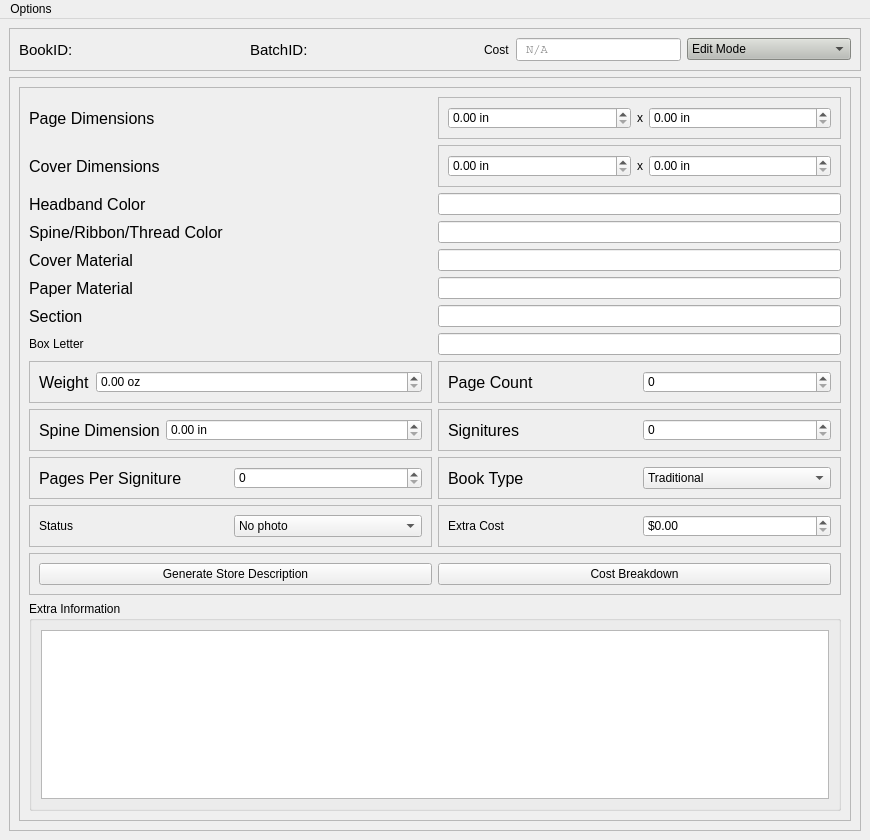
Old version of the form ui/mainwindow.ui in the repository farinc/book-tracker-python.
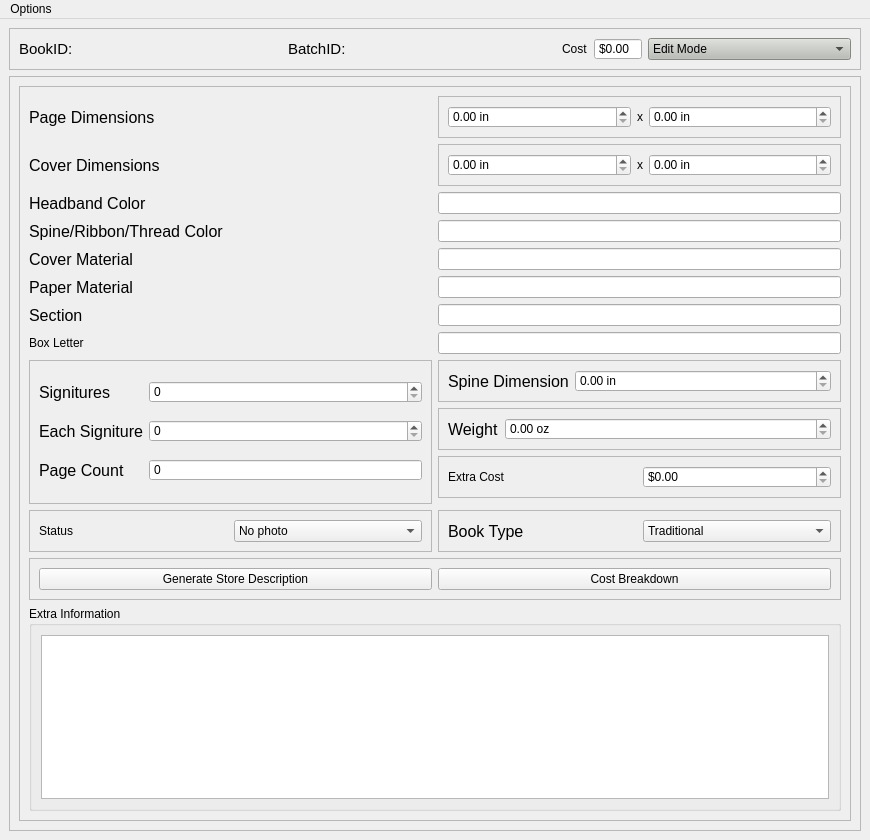
New version of the form.

Commit message: Changed the ui logic to change the activeBook after every change. This allowed for cost and page updating to be seemless. Also the cost system was revamped to adapt and is functional within the ui.

```diff
--- a/ui/mainwindow.ui
+++ b/ui/mainwindow.ui
@@ -148,26 +148,15 @@
         </widget>
        </item>
        <item>
-        <widget class="QLineEdit" name="lineCost">
-         <property name="minimumSize">
-          <size>
-           <width>100</width>
-           <height>0</height>
-          </size>
-         </property>
-         <property name="font">
-          <font>
-           <family>Courier</family>
-          </font>
-         </property>
-         <property name="text">
-          <string/>
-         </property>
+        <widget class="QDoubleSpinBox" name="spinCost">
          <property name="readOnly">
           <bool>true</bool>
          </property>
-         <property name="placeholderText">
-          <string> N/A</string>
+         <property name="buttonSymbols">
+          <enum>QAbstractSpinBox::NoButtons</enum>
+         </property>
+         <property name="prefix">
+          <string>$</string>
          </property>
         </widget>
        </item>
@@ -217,9 +206,9 @@
        <property name="geometry">
         <rect>
          <x>0</x>
-         <y>-12</y>
+         <y>0</y>
          <width>821</width>
-         <height>1017</height>
+         <height>1015</height>
         </rect>
        </property>
        <layout class="QGridLayout" name="gridLayout_5">
@@ -232,214 +221,6 @@
            <enum>QFrame::Raised</enum>
           </property>
           <layout class="QGridLayout" name="gridLayout">
-           <item row="10" column="0">
-            <widget class="QFrame" name="frame_3">
-             <property name="sizePolicy">
-              <sizepolicy hsizetype="Ignored" vsizetype="Preferred">
-               <horstretch>0</horstretch>
-               <verstretch>0</verstretch>
-              </sizepolicy>
-             </property>
-             <property name="frameShape">
-              <enum>QFrame::StyledPanel</enum>
-             </property>
-             <property name="frameShadow">
-              <enum>QFrame::Raised</enum>
-             </property>
-             <layout class="QHBoxLayout" name="horizontalLayout_5">
-              <item>
-               <widget class="QLabel" name="label_14">
-                <property name="sizePolicy">
-                 <sizepolicy hsizetype="Minimum" vsizetype="Preferred">
-                  <horstretch>0</horstretch>
-                  <verstretch>0</verstretch>
-                 </sizepolicy>
-                </property>
-                <property name="font">
-                 <font>
-                  <pointsize>12</pointsize>
-                 </font>
-                </property>
-                <property name="text">
-                 <string>Pages Per Signiture</string>
-                </property>
-               </widget>
-              </item>
-              <item>
-               <widget class="QSpinBox" name="spinPagesPerSig"/>
-              </item>
-             </layout>
-            </widget>
-           </item>
-           <item row="7" column="1">
-            <widget class="QLineEdit" name="editBox"/>
-           </item>
-           <item row="9" column="1">
-            <widget class="QFrame" name="frame_8">
-             <property name="sizePolicy">
-              <sizepolicy hsizetype="MinimumExpanding" vsizetype="Preferred">
-               <horstretch>0</horstretch>
-               <verstretch>0</verstretch>
-              </sizepolicy>
-             </property>
-             <property name="frameShape">
-              <enum>QFrame::StyledPanel</enum>
-             </property>
-             <property name="frameShadow">
-              <enum>QFrame::Raised</enum>
-             </property>
-             <layout class="QHBoxLayout" name="horizontalLayout_9">
-              <item>
-               <widget class="QLabel" name="label_20">
-                <property name="font">
-                 <font>
-                  <pointsize>12</pointsize>
-                 </font>
-                </property>
-                <property name="text">
-                 <string>Signitures</string>
-                </property>
-               </widget>
-              </item>
-              <item>
-               <widget class="QSpinBox" name="spinSignitures"/>
-              </item>
-             </layout>
-            </widget>
-           </item>
-           <item row="0" column="1">
-            <widget class="QFrame" name="frame_2">
-             <property name="sizePolicy">
-              <sizepolicy hsizetype="MinimumExpanding" vsizetype="Preferred">
-               <horstretch>0</horstretch>
-               <verstretch>0</verstretch>
-              </sizepolicy>
-             </property>
-             <property name="frameShape">
-              <enum>QFrame::StyledPanel</enum>
-             </property>
-             <property name="frameShadow">
-              <enum>QFrame::Raised</enum>
-             </property>
-             <layout class="QHBoxLayout" name="horizontalLayout_4">
-              <item>
-               <widget class="QDoubleSpinBox" name="spinPageDimX">
-                <property name="suffix">
-                 <string> in</string>
-                </property>
-               </widget>
-              </item>
-              <item>
-               <widget class="QLabel" name="label_7">
-                <property name="sizePolicy">
-                 <sizepolicy hsizetype="Fixed" vsizetype="Preferred">
-                  <horstretch>0</horstretch>
-                  <verstretch>0</verstretch>
-                 </sizepolicy>
-                </property>
-                <property name="text">
-                 <string>x</string>
-                </property>
-               </widget>
-              </item>
-              <item>
-               <widget class="QDoubleSpinBox" name="spinPageDimY">
-                <property name="suffix">
-                 <string> in</string>
-                </property>
-               </widget>
-              </item>
-             </layout>
-            </widget>
-           </item>
-           <item row="6" column="0">
-            <widget class="QLabel" name="label_19">
-             <property name="sizePolicy">
-              <sizepolicy hsizetype="Ignored" vsizetype="Preferred">
-               <horstretch>0</horstretch>
-               <verstretch>0</verstretch>
-              </sizepolicy>
-             </property>
-             <property name="font">
-              <font>
-               <pointsize>12</pointsize>
-              </font>
-             </property>
-             <property name="text">
-              <string>Section</string>
-             </property>
-            </widget>
-           </item>
-           <item row="5" column="1">
-            <widget class="QLineEdit" name="editPageMaterial">
-             <property name="sizePolicy">
-              <sizepolicy hsizetype="MinimumExpanding" vsizetype="Fixed">
-               <horstretch>0</horstretch>
-               <verstretch>0</verstretch>
-              </sizepolicy>
-             </property>
-            </widget>
-           </item>
-           <item row="6" column="1">
-            <widget class="QLineEdit" name="editSection">
-             <property name="sizePolicy">
-              <sizepolicy hsizetype="MinimumExpanding" vsizetype="Fixed">
-               <horstretch>0</horstretch>
-               <verstretch>0</verstretch>
-              </sizepolicy>
-             </property>
-            </widget>
-           </item>
-           <item row="0" column="0">
-            <widget class="QLabel" name="label_8">
-             <property name="sizePolicy">
-              <sizepolicy hsizetype="Ignored" vsizetype="Preferred">
-               <horstretch>0</horstretch>
-               <verstretch>0</verstretch>
-              </sizepolicy>
-             </property>
-             <property name="font">
-              <font>
-               <pointsize>12</pointsize>
-              </font>
-             </property>
-             <property name="text">
-              <string>Page Dimensions</string>
-             </property>
-            </widget>
-           </item>
-           <item row="12" column="0" colspan="2">
-            <widget class="QFrame" name="frame_10">
-             <property name="sizePolicy">
-              <sizepolicy hsizetype="Ignored" vsizetype="Preferred">
-               <horstretch>0</horstretch>
-               <verstretch>0</verstretch>
-              </sizepolicy>
-             </property>
-             <property name="frameShape">
-              <enum>QFrame::StyledPanel</enum>
-             </property>
-             <property name="frameShadow">
-              <enum>QFrame::Raised</enum>
-             </property>
-             <layout class="QHBoxLayout" name="horizontalLayout_11">
-              <item>
-               <widget class="QPushButton" name="pushButtonGenStoreDiscription">
-                <property name="text">
-                 <string>Generate Store Description</string>
-                </property>
-               </widget>
-              </item>
-              <item>
-               <widget class="QPushButton" name="pushButtonCostOverview">
-                <property name="text">
-                 <string>Cost Breakdown</string>
-                </property>
-               </widget>
-              </item>
-             </layout>
-            </widget>
-           </item>
            <item row="1" column="1">
             <widget class="QFrame" name="frame">
              <property name="sizePolicy">
@@ -491,34 +272,6 @@
              </layout>
             </widget>
            </item>
-           <item row="5" column="0">
-            <widget class="QLabel" name="label_9">
-             <property name="sizePolicy">
-              <sizepolicy hsizetype="Ignored" vsizetype="Preferred">
-               <horstretch>0</horstretch>
-               <verstretch>0</verstretch>
-              </sizepolicy>
-             </property>
-             <property name="font">
-              <font>
-               <pointsize>12</pointsize>
-              </font>
-             </property>
-             <property name="text">
-              <string>Paper Material</string>
-             </property>
-            </widget>
-           </item>
-           <item row="4" column="1">
-            <widget class="QLineEdit" name="editCoverMaterial">
-             <property name="sizePolicy">
-              <sizepolicy hsizetype="MinimumExpanding" vsizetype="Fixed">
-               <horstretch>0</horstretch>
-               <verstretch>0</verstretch>
-              </sizepolicy>
-             </property>
-            </widget>
-           </item>
            <item row="3" column="0">
             <widget class="QLabel" name="label_12">
              <property name="sizePolicy">
@@ -537,24 +290,6 @@
              </property>
             </widget>
            </item>
-           <item row="2" column="0">
-            <widget class="QLabel" name="label_21">
-             <property name="sizePolicy">
-              <sizepolicy hsizetype="Ignored" vsizetype="Preferred">
-               <horstretch>0</horstretch>
-               <verstretch>0</verstretch>
-              </sizepolicy>
-             </property>
-             <property name="font">
-              <font>
-               <pointsize>12</pointsize>
-              </font>
-             </property>
-             <property name="text">
-              <string>Headband Color</string>
-             </property>
-            </widget>
-           </item>
            <item row="4" column="0">
             <widget class="QLabel" name="label_4">
              <property name="sizePolicy">
@@ -573,17 +308,31 @@
              </property>
             </widget>
            </item>
-           <item row="3" column="1">
-            <widget class="QLineEdit" name="editThreadColor">
+           <item row="15" column="0" colspan="2">
+            <widget class="QGroupBox" name="groupBox_9">
              <property name="sizePolicy">
-              <sizepolicy hsizetype="MinimumExpanding" vsizetype="Fixed">
+              <sizepolicy hsizetype="Ignored" vsizetype="Maximum">
                <horstretch>0</horstretch>
                <verstretch>0</verstretch>
               </sizepolicy>
              </property>
+             <property name="title">
+              <string>Extra Information</string>
+             </property>
+             <layout class="QGridLayout" name="gridLayout_4">
+              <item row="1" column="0">
+               <widget class="QPlainTextEdit" name="editExtra">
+                <property name="font">
+                 <font>
+                  <pointsize>12</pointsize>
+                 </font>
+                </property>
+               </widget>
+              </item>
+             </layout>
             </widget>
            </item>
-           <item row="9" column="0">
+           <item row="8" column="1">
             <widget class="QFrame" name="frame_6">
              <property name="sizePolicy">
               <sizepolicy hsizetype="Ignored" vsizetype="Preferred">
@@ -632,59 +381,28 @@
              </layout>
             </widget>
            </item>
-           <item row="8" column="0">
-            <widget class="QFrame" name="frame_5">
+           <item row="6" column="0">
+            <widget class="QLabel" name="label_19">
              <property name="sizePolicy">
               <sizepolicy hsizetype="Ignored" vsizetype="Preferred">
                <horstretch>0</horstretch>
                <verstretch>0</verstretch>
               </sizepolicy>
              </property>
-             <property name="frameShape">
-              <enum>QFrame::StyledPanel</enum>
+             <property name="font">
+              <font>
+               <pointsize>12</pointsize>
+              </font>
              </property>
-             <property name="frameShadow">
-              <enum>QFrame::Raised</enum>
+             <property name="text">
+              <string>Section</string>
              </property>
-             <layout class="QHBoxLayout" name="horizontalLayout_7">
-              <item>
-               <widget class="QLabel" name="label_16">
-                <property name="sizePolicy">
-                 <sizepolicy hsizetype="Minimum" vsizetype="Preferred">
-                  <horstretch>0</horstretch>
-                  <verstretch>0</verstretch>
-                 </sizepolicy>
-                </property>
-                <property name="font">
-                 <font>
-                  <pointsize>12</pointsize>
-                 </font>
-                </property>
-                <property name="text">
-                 <string>Weight</string>
-                </property>
-               </widget>
-              </item>
-              <item>
-               <widget class="QDoubleSpinBox" name="spinWeight">
-                <property name="sizePolicy">
-                 <sizepolicy hsizetype="MinimumExpanding" vsizetype="Fixed">
-                  <horstretch>0</horstretch>
-                  <verstretch>0</verstretch>
-                 </sizepolicy>
-                </property>
-                <property name="suffix">
-                 <string> oz</string>
-                </property>
-               </widget>
-              </item>
-             </layout>
             </widget>
            </item>
-           <item row="10" column="1">
-            <widget class="QFrame" name="frame_4">
+           <item row="13" column="0" colspan="2">
+            <widget class="QFrame" name="frame_10">
              <property name="sizePolicy">
-              <sizepolicy hsizetype="MinimumExpanding" vsizetype="Preferred">
+              <sizepolicy hsizetype="Ignored" vsizetype="Preferred">
                <horstretch>0</horstretch>
                <verstretch>0</verstretch>
               </sizepolicy>
@@ -695,66 +413,24 @@
              <property name="frameShadow">
               <enum>QFrame::Raised</enum>
              </property>
-             <layout class="QHBoxLayout" name="horizontalLayout_10">
+             <layout class="QHBoxLayout" name="horizontalLayout_11">
               <item>
-               <widget class="QLabel" name="label_22">
-                <property name="font">
-                 <font>
-                  <pointsize>12</pointsize>
-                 </font>
-                </property>
+               <widget class="QPushButton" name="pushButtonGenStoreDiscription">
                 <property name="text">
-                 <string>Book Type</string>
+                 <string>Generate Store Description</string>
                 </property>
                </widget>
               </item>
               <item>
-               <widget class="QComboBox" name="comboBookType">
-                <item>
-                 <property name="text">
-                  <string>Traditional</string>
-                 </property>
-                </item>
-                <item>
-                 <property name="text">
-                  <string>Coptic</string>
-                 </property>
-                </item>
-                <item>
-                 <property name="text">
-                  <string>Coptic (2 needle)</string>
-                 </property>
-                </item>
-                <item>
-                 <property name="text">
-                  <string>StabStich</string>
-                 </property>
-                </item>
-                <item>
-                 <property name="text">
-                  <string>Quarter</string>
-                 </property>
-                </item>
-                <item>
-                 <property name="text">
-                  <string>Long Stich</string>
-                 </property>
-                </item>
+               <widget class="QPushButton" name="pushButtonCostOverview">
+                <property name="text">
+                 <string>Cost Breakdown</string>
+                </property>
                </widget>
               </item>
              </layout>
             </widget>
            </item>
-           <item row="2" column="1">
-            <widget class="QLineEdit" name="editHeadbandColor">
-             <property name="sizePolicy">
-              <sizepolicy hsizetype="MinimumExpanding" vsizetype="Fixed">
-               <horstretch>0</horstretch>
-               <verstretch>0</verstretch>
-              </sizepolicy>
-             </property>
-            </widget>
-           </item>
            <item row="7" column="0">
             <widget class="QLabel" name="label_23">
              <property name="text">
@@ -762,93 +438,7 @@
              </property>
             </widget>
            </item>
-           <item row="1" column="0">
-            <widget class="QLabel" name="label_5">
-             <property name="sizePolicy">
-              <sizepolicy hsizetype="Ignored" vsizetype="Preferred">
-               <horstretch>0</horstretch>
-               <verstretch>0</verstretch>
-              </sizepolicy>
-             </property>
-             <property name="font">
-              <font>
-               <pointsize>12</pointsize>
-              </font>
-             </property>
-             <property name="styleSheet">
-              <string notr="true">#label_5 {
-	
-}</string>
-             </property>
-             <property name="text">
-              <string>Cover Dimensions</string>
-             </property>
-            </widget>
-           </item>
-           <item row="8" column="1">
-            <widget class="QFrame" name="frame_7">
-             <property name="sizePolicy">
-              <sizepolicy hsizetype="MinimumExpanding" vsizetype="Preferred">
-               <horstretch>0</horstretch>
-               <verstretch>0</verstretch>
-              </sizepolicy>
-             </property>
-             <property name="frameShape">
-              <enum>QFrame::StyledPanel</enum>
-             </property>
-             <property name="frameShadow">
-              <enum>QFrame::Raised</enum>
-             </property>
-             <layout class="QHBoxLayout" name="horizontalLayout_8">
-              <item>
-               <widget class="QLabel" name="label_11">
-                <property name="sizePolicy">
-                 <sizepolicy hsizetype="Minimum" vsizetype="Preferred">
-                  <horstretch>0</horstretch>
-                  <verstretch>0</verstretch>
-                 </sizepolicy>
-                </property>
-                <property name="font">
-                 <font>
-                  <pointsize>12</pointsize>
-                 </font>
-                </property>
-                <property name="text">
-                 <string>Page Count</string>
-                </property>
-               </widget>
-              </item>
-              <item>
-               <widget class="QSpinBox" name="spinPageCount"/>
-              </item>
-             </layout>
-            </widget>
-           </item>
-           <item row="14" column="0" colspan="2">
-            <widget class="QGroupBox" name="groupBox_9">
-             <property name="sizePolicy">
-              <sizepolicy hsizetype="Ignored" vsizetype="Maximum">
-               <horstretch>0</horstretch>
-               <verstretch>0</verstretch>
-              </sizepolicy>
-             </property>
-             <property name="title">
-              <string>Extra Information</string>
-             </property>
-             <layout class="QGridLayout" name="gridLayout_4">
-              <item row="1" column="0">
-               <widget class="QPlainTextEdit" name="editExtra">
-                <property name="font">
-                 <font>
-                  <pointsize>12</pointsize>
-                 </font>
-                </property>
-               </widget>
-              </item>
-             </layout>
-            </widget>
-           </item>
-           <item row="11" column="0">
+           <item row="12" column="0">
             <widget class="QFrame" name="frame_11">
              <property name="frameShape">
               <enum>QFrame::StyledPanel</enum>
@@ -896,7 +486,336 @@
              </layout>
             </widget>
            </item>
-           <item row="11" column="1">
+           <item row="2" column="1">
+            <widget class="QLineEdit" name="editHeadbandColor">
+             <property name="sizePolicy">
+              <sizepolicy hsizetype="MinimumExpanding" vsizetype="Fixed">
+               <horstretch>0</horstretch>
+               <verstretch>0</verstretch>
+              </sizepolicy>
+             </property>
+            </widget>
+           </item>
+           <item row="3" column="1">
+            <widget class="QLineEdit" name="editThreadColor">
+             <property name="sizePolicy">
+              <sizepolicy hsizetype="MinimumExpanding" vsizetype="Fixed">
+               <horstretch>0</horstretch>
+               <verstretch>0</verstretch>
+              </sizepolicy>
+             </property>
+            </widget>
+           </item>
+           <item row="5" column="0">
+            <widget class="QLabel" name="label_9">
+             <property name="sizePolicy">
+              <sizepolicy hsizetype="Ignored" vsizetype="Preferred">
+               <horstretch>0</horstretch>
+               <verstretch>0</verstretch>
+              </sizepolicy>
+             </property>
+             <property name="font">
+              <font>
+               <pointsize>12</pointsize>
+              </font>
+             </property>
+             <property name="text">
+              <string>Paper Material</string>
+             </property>
+            </widget>
+           </item>
+           <item row="5" column="1">
+            <widget class="QLineEdit" name="editPageMaterial">
+             <property name="sizePolicy">
+              <sizepolicy hsizetype="MinimumExpanding" vsizetype="Fixed">
+               <horstretch>0</horstretch>
+               <verstretch>0</verstretch>
+              </sizepolicy>
+             </property>
+            </widget>
+           </item>
+           <item row="7" column="1">
+            <widget class="QLineEdit" name="editBox"/>
+           </item>
+           <item row="2" column="0">
+            <widget class="QLabel" name="label_21">
+             <property name="sizePolicy">
+              <sizepolicy hsizetype="Ignored" vsizetype="Preferred">
+               <horstretch>0</horstretch>
+               <verstretch>0</verstretch>
+              </sizepolicy>
+             </property>
+             <property name="font">
+              <font>
+               <pointsize>12</pointsize>
+              </font>
+             </property>
+             <property name="text">
+              <string>Headband Color</string>
+             </property>
+            </widget>
+           </item>
+           <item row="4" column="1">
+            <widget class="QLineEdit" name="editCoverMaterial">
+             <property name="sizePolicy">
+              <sizepolicy hsizetype="MinimumExpanding" vsizetype="Fixed">
+               <horstretch>0</horstretch>
+               <verstretch>0</verstretch>
+              </sizepolicy>
+             </property>
+            </widget>
+           </item>
+           <item row="6" column="1">
+            <widget class="QLineEdit" name="editSection">
+             <property name="sizePolicy">
+              <sizepolicy hsizetype="MinimumExpanding" vsizetype="Fixed">
+               <horstretch>0</horstretch>
+               <verstretch>0</verstretch>
+              </sizepolicy>
+             </property>
+            </widget>
+           </item>
+           <item row="1" column="0">
+            <widget class="QLabel" name="label_5">
+             <property name="sizePolicy">
+              <sizepolicy hsizetype="Ignored" vsizetype="Preferred">
+               <horstretch>0</horstretch>
+               <verstretch>0</verstretch>
+              </sizepolicy>
+             </property>
+             <property name="font">
+              <font>
+               <pointsize>12</pointsize>
+              </font>
+             </property>
+             <property name="styleSheet">
+              <string notr="true">#label_5 {
+	
+}</string>
+             </property>
+             <property name="text">
+              <string>Cover Dimensions</string>
+             </property>
+            </widget>
+           </item>
+           <item row="9" column="1">
+            <widget class="QFrame" name="frame_5">
+             <property name="sizePolicy">
+              <sizepolicy hsizetype="Ignored" vsizetype="Preferred">
+               <horstretch>0</horstretch>
+               <verstretch>0</verstretch>
+              </sizepolicy>
+             </property>
+             <property name="frameShape">
+              <enum>QFrame::StyledPanel</enum>
+             </property>
+             <property name="frameShadow">
+              <enum>QFrame::Raised</enum>
+             </property>
+             <layout class="QHBoxLayout" name="horizontalLayout_7">
+              <item>
+               <widget class="QLabel" name="label_16">
+                <property name="sizePolicy">
+                 <sizepolicy hsizetype="Minimum" vsizetype="Preferred">
+                  <horstretch>0</horstretch>
+                  <verstretch>0</verstretch>
+                 </sizepolicy>
+                </property>
+                <property name="font">
+                 <font>
+                  <pointsize>12</pointsize>
+                 </font>
+                </property>
+                <property name="text">
+                 <string>Weight</string>
+                </property>
+               </widget>
+              </item>
+              <item>
+               <widget class="QDoubleSpinBox" name="spinWeight">
+                <property name="sizePolicy">
+                 <sizepolicy hsizetype="MinimumExpanding" vsizetype="Fixed">
+                  <horstretch>0</horstretch>
+                  <verstretch>0</verstretch>
+                 </sizepolicy>
+                </property>
+                <property name="suffix">
+                 <string> oz</string>
+                </property>
+               </widget>
+              </item>
+             </layout>
+            </widget>
+           </item>
+           <item row="0" column="1">
+            <widget class="QFrame" name="frame_2">
+             <property name="sizePolicy">
+              <sizepolicy hsizetype="MinimumExpanding" vsizetype="Preferred">
+               <horstretch>0</horstretch>
+               <verstretch>0</verstretch>
+              </sizepolicy>
+             </property>
+             <property name="frameShape">
+              <enum>QFrame::StyledPanel</enum>
+             </property>
+             <property name="frameShadow">
+              <enum>QFrame::Raised</enum>
+             </property>
+             <layout class="QHBoxLayout" name="horizontalLayout_4">
+              <item>
+               <widget class="QDoubleSpinBox" name="spinPageDimX">
+                <property name="suffix">
+                 <string> in</string>
+                </property>
+               </widget>
+              </item>
+              <item>
+               <widget class="QLabel" name="label_7">
+                <property name="sizePolicy">
+                 <sizepolicy hsizetype="Fixed" vsizetype="Preferred">
+                  <horstretch>0</horstretch>
+                  <verstretch>0</verstretch>
+                 </sizepolicy>
+                </property>
+                <property name="text">
+                 <string>x</string>
+                </property>
+               </widget>
+              </item>
+              <item>
+               <widget class="QDoubleSpinBox" name="spinPageDimY">
+                <property name="suffix">
+                 <string> in</string>
+                </property>
+               </widget>
+              </item>
+             </layout>
+            </widget>
+           </item>
+           <item row="0" column="0">
+            <widget class="QLabel" name="label_8">
+             <property name="sizePolicy">
+              <sizepolicy hsizetype="Ignored" vsizetype="Preferred">
+               <horstretch>0</horstretch>
+               <verstretch>0</verstretch>
+              </sizepolicy>
+             </property>
+             <property name="font">
+              <font>
+               <pointsize>12</pointsize>
+              </font>
+             </property>
+             <property name="text">
+              <string>Page Dimensions</string>
+             </property>
+            </widget>
+           </item>
+           <item row="8" column="0" rowspan="4">
+            <widget class="QFrame" name="frame_7">
+             <property name="sizePolicy">
+              <sizepolicy hsizetype="MinimumExpanding" vsizetype="Preferred">
+               <horstretch>0</horstretch>
+               <verstretch>0</verstretch>
+              </sizepolicy>
+             </property>
+             <property name="frameShape">
+              <enum>QFrame::StyledPanel</enum>
+             </property>
+             <property name="frameShadow">
+              <enum>QFrame::Raised</enum>
+             </property>
+             <layout class="QGridLayout" name="gridLayout_2">
+              <item row="2" column="1">
+               <widget class="QSpinBox" name="spinPagesPerSig">
+                <property name="sizePolicy">
+                 <sizepolicy hsizetype="Expanding" vsizetype="Fixed">
+                  <horstretch>0</horstretch>
+                  <verstretch>0</verstretch>
+                 </sizepolicy>
+                </property>
+               </widget>
+              </item>
+              <item row="2" column="0">
+               <widget class="QLabel" name="label_14">
+                <property name="sizePolicy">
+                 <sizepolicy hsizetype="Minimum" vsizetype="Preferred">
+                  <horstretch>0</horstretch>
+                  <verstretch>0</verstretch>
+                 </sizepolicy>
+                </property>
+                <property name="font">
+                 <font>
+                  <pointsize>12</pointsize>
+                 </font>
+                </property>
+                <property name="text">
+                 <string>Each Signiture</string>
+                </property>
+               </widget>
+              </item>
+              <item row="0" column="0">
+               <widget class="QLabel" name="label_20">
+                <property name="font">
+                 <font>
+                  <pointsize>12</pointsize>
+                 </font>
+                </property>
+                <property name="text">
+                 <string>Signitures</string>
+                </property>
+               </widget>
+              </item>
+              <item row="3" column="0">
+               <widget class="QLabel" name="label_11">
+                <property name="sizePolicy">
+                 <sizepolicy hsizetype="Minimum" vsizetype="Preferred">
+                  <horstretch>0</horstretch>
+                  <verstretch>0</verstretch>
+                 </sizepolicy>
+                </property>
+                <property name="font">
+                 <font>
+                  <pointsize>12</pointsize>
+                 </font>
+                </property>
+                <property name="text">
+                 <string>Page Count</string>
+                </property>
+               </widget>
+              </item>
+              <item row="0" column="1">
+               <widget class="QSpinBox" name="spinSignitures">
+                <property name="sizePolicy">
+                 <sizepolicy hsizetype="Expanding" vsizetype="Fixed">
+                  <horstretch>0</horstretch>
+                  <verstretch>0</verstretch>
+                 </sizepolicy>
+                </property>
+               </widget>
+              </item>
+              <item row="3" column="1">
+               <widget class="QSpinBox" name="spinPages">
+                <property name="sizePolicy">
+                 <sizepolicy hsizetype="Expanding" vsizetype="Fixed">
+                  <horstretch>0</horstretch>
+                  <verstretch>0</verstretch>
+                 </sizepolicy>
+                </property>
+                <property name="readOnly">
+                 <bool>true</bool>
+                </property>
+                <property name="buttonSymbols">
+                 <enum>QAbstractSpinBox::NoButtons</enum>
+                </property>
+                <property name="maximum">
+                 <number>1000</number>
+                </property>
+               </widget>
+              </item>
+             </layout>
+            </widget>
+           </item>
+           <item row="10" column="1">
             <widget class="QFrame" name="frame_9">
              <property name="sizePolicy">
               <sizepolicy hsizetype="Ignored" vsizetype="MinimumExpanding">
@@ -934,6 +853,70 @@
              </layout>
             </widget>
            </item>
+           <item row="12" column="1">
+            <widget class="QFrame" name="frame_4">
+             <property name="sizePolicy">
+              <sizepolicy hsizetype="MinimumExpanding" vsizetype="Preferred">
+               <horstretch>0</horstretch>
+               <verstretch>0</verstretch>
+              </sizepolicy>
+             </property>
+             <property name="frameShape">
+              <enum>QFrame::StyledPanel</enum>
+             </property>
+             <property name="frameShadow">
+              <enum>QFrame::Raised</enum>
+             </property>
+             <layout class="QHBoxLayout" name="horizontalLayout_10">
+              <item>
+               <widget class="QLabel" name="label_22">
+                <property name="font">
+                 <font>
+                  <pointsize>12</pointsize>
+                 </font>
+                </property>
+                <property name="text">
+                 <string>Book Type</string>
+                </property>
+               </widget>
+              </item>
+              <item>
+               <widget class="QComboBox" name="comboBookType">
+                <item>
+                 <property name="text">
+                  <string>Traditional</string>
+                 </property>
+                </item>
+                <item>
+                 <property name="text">
+                  <string>Coptic</string>
+                 </property>
+                </item>
+                <item>
+                 <property name="text">
+                  <string>Coptic (2 needle)</string>
+                 </property>
+                </item>
+                <item>
+                 <property name="text">
+                  <string>StabStich</string>
+                 </property>
+                </item>
+                <item>
+                 <property name="text">
+                  <string>Quarter</string>
+                 </property>
+                </item>
+                <item>
+                 <property name="text">
+                  <string>Long Stich</string>
+                 </property>
+                </item>
+               </widget>
+              </item>
+             </layout>
+            </widget>
+           </item>
           </layout>
          </widget>
         </item>
```
Left out of the diff: 3 changed lines with no effect on the pictures. The commit also changes 6 other files.
